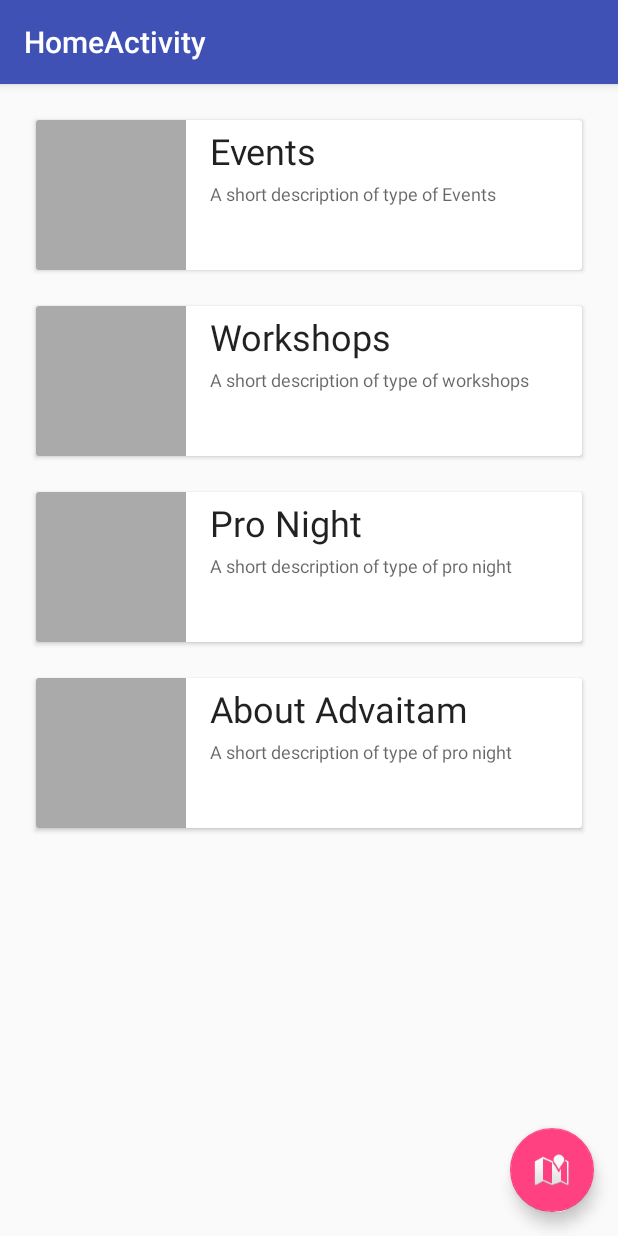
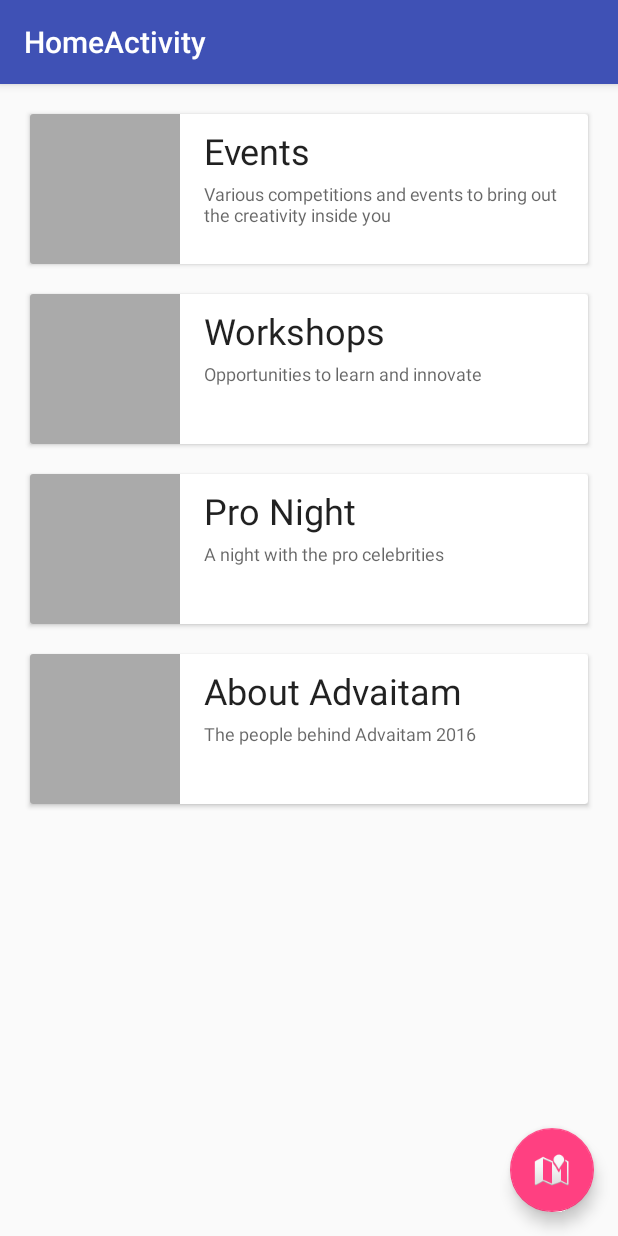
Before and after one commit to anandbibek/Advaitam-2016, an Android app: the screen it shows after launch (HomeActivity), on a phone screen of 412 x 824 dp. Run offline under Robolectric (Android 15) with nearby library versions, the phone set to English and light mode, and no system bars.

Commit message:
Diff load urls for diff categories

```diff
--- a/app/src/main/java/in/ac/nita/advaitam/HomeActivity.java
+++ b/app/src/main/java/in/ac/nita/advaitam/HomeActivity.java
@@ -27,7 +27,16 @@ public class HomeActivity extends AppCompatActivity {
         });
     }
 
-    public void nextPage(View view){
+    public void openEvents(View view){
+        startActivity(new Intent(this, ListActivity.class).putExtra("URL",MyConstants.eventsUrl));
+    }
+    public void openWorkshops(View view){
+        startActivity(new Intent(this, ListActivity.class).putExtra("URL",MyConstants.workshopsUrl));
+    }
+    public void openProNight(View view){
+        startActivity(new Intent(this, ListActivity.class));
+    }
+    public void openAbouts(View view){
         startActivity(new Intent(this, ListActivity.class));
     }
 
--- a/app/src/main/java/in/ac/nita/advaitam/ListActivity.java
+++ b/app/src/main/java/in/ac/nita/advaitam/ListActivity.java
@@ -50,25 +50,8 @@ public class ListActivity extends AppCompatActivity {
 
     }
 
-//    private void insertDummyData() {
-//        FeedItem f1 = new FeedItem();
-//        f1.title = "Event one heading";
-//        f1.thumbnail = "http://developer.android.com/images/cards/android-wear_2x.png";
-//        feedItems.add(f1);
-//
-//        FeedItem f2 = new FeedItem();
-//        f2.title = "Event two heading";
-//        f2.thumbnail = "http://developer.android.com/images/cards/android-tv_2x.png";
-//        feedItems.add(f2);
-//
-//        FeedItem f3 = new FeedItem();
-//        f3.title = "Event three heading";
-//        f3.thumbnail = "http://developer.android.com/images/cards/android-auto_2x.png";
-//        feedItems.add(f3);
-//    }
-
     private void loadData(){
-        String url = MyConstants.eventsUrl;
+        String url = getIntent().getStringExtra("URL");
         StringRequest request = new StringRequest(url,
                 new Response.Listener<String>() {
                     @Override
--- a/app/src/main/java/in/ac/nita/advaitam/MyConstants.java
+++ b/app/src/main/java/in/ac/nita/advaitam/MyConstants.java
@@ -6,5 +6,5 @@ package in.ac.nita.advaitam;
 public class MyConstants {
 
     public static final String eventsUrl = "https://raw.githubusercontent.com/anirbanbhowmik94/Advaitam-2016/master/events.txt";
-
+    public static final String workshopsUrl = "https://raw.githubusercontent.com/anirbanbhowmik94/Advaitam-2016/master/workshops.txt";
 }
--- a/app/src/main/res/layout/content_home.xml
+++ b/app/src/main/res/layout/content_home.xml
@@ -14,7 +14,7 @@
         android:layout_width="match_parent"
         android:layout_height="wrap_content"
         android:layout_margin="@dimen/activity_horizontal_margin"
-        android:onClick="nextPage">
+        android:onClick="openEvents">
 
         <RelativeLayout
             android:layout_width="match_parent"
@@ -32,7 +32,7 @@
                 android:layout_toRightOf="@+id/img1"
                 android:layout_width="wrap_content"
                 android:layout_height="wrap_content"
-                android:layout_marginTop="4dp"
+                android:layout_marginTop="8dp"
                 android:textAppearance="@style/TextAppearance.AppCompat.Headline"
                 android:text="Events"/>
             <TextView
@@ -43,7 +43,7 @@
                 android:layout_height="wrap_content"
                 android:layout_marginTop="4dp"
                 android:textAppearance="@style/TextAppearance.AppCompat.Caption"
-                android:text="A short description of type of Events"/>
+                android:text="Various competitions and events to bring out the creativity inside you"/>
 
         </RelativeLayout>
 
@@ -53,7 +53,7 @@
         android:layout_width="match_parent"
         android:layout_height="wrap_content"
         android:layout_margin="@dimen/activity_horizontal_margin"
-        android:onClick="nextPage">
+        android:onClick="openWorkshops">
 
         <RelativeLayout
             android:layout_width="match_parent"
@@ -71,7 +71,7 @@
                 android:layout_toRightOf="@+id/img2"
                 android:layout_width="wrap_content"
                 android:layout_height="wrap_content"
-                android:layout_marginTop="4dp"
+                android:layout_marginTop="8dp"
                 android:textAppearance="@style/TextAppearance.AppCompat.Headline"
                 android:text="Workshops"/>
             <TextView
@@ -82,7 +82,7 @@
                 android:layout_height="wrap_content"
                 android:layout_marginTop="4dp"
                 android:textAppearance="@style/TextAppearance.AppCompat.Caption"
-                android:text="A short description of type of workshops"/>
+                android:text="Opportunities to learn and innovate"/>
 
         </RelativeLayout>
 
@@ -92,7 +92,7 @@
         android:layout_width="match_parent"
         android:layout_height="wrap_content"
         android:layout_margin="@dimen/activity_horizontal_margin"
-        android:onClick="nextPage">
+        android:onClick="openProNight">
 
         <RelativeLayout
             android:layout_width="match_parent"
@@ -110,7 +110,7 @@
                 android:layout_toRightOf="@+id/img3"
                 android:layout_width="wrap_content"
                 android:layout_height="wrap_content"
-                android:layout_marginTop="4dp"
+                android:layout_marginTop="8dp"
                 android:textAppearance="@style/TextAppearance.AppCompat.Headline"
                 android:text="Pro Night"/>
             <TextView
@@ -121,7 +121,7 @@
                 android:layout_height="wrap_content"
                 android:layout_marginTop="4dp"
                 android:textAppearance="@style/TextAppearance.AppCompat.Caption"
-                android:text="A short description of type of pro night"/>
+                android:text="A night with the pro celebrities"/>
 
         </RelativeLayout>
 
@@ -131,7 +131,7 @@
         android:layout_width="match_parent"
         android:layout_height="wrap_content"
         android:layout_margin="@dimen/activity_horizontal_margin"
-        android:onClick="nextPage">
+        android:onClick="openAbouts">
 
         <RelativeLayout
             android:layout_width="match_parent"
@@ -149,7 +149,7 @@
                 android:layout_toRightOf="@+id/img4"
                 android:layout_width="wrap_content"
                 android:layout_height="wrap_content"
-                android:layout_marginTop="4dp"
+                android:layout_marginTop="8dp"
                 android:textAppearance="@style/TextAppearance.AppCompat.Headline"
                 android:text="About Advaitam"/>
             <TextView
@@ -160,7 +160,7 @@
                 android:layout_height="wrap_content"
                 android:layout_marginTop="4dp"
                 android:textAppearance="@style/TextAppearance.AppCompat.Caption"
-                android:text="A short description of type of pro night"/>
+                android:text="The people behind Advaitam 2016"/>
 
         </RelativeLayout>
 
--- a/app/src/main/res/values/dimens.xml
+++ b/app/src/main/res/values/dimens.xml
@@ -1,7 +1,7 @@
 <resources>
     <!-- Default screen margins, per the Android Design guidelines. -->
-    <dimen name="activity_horizontal_margin">12dp</dimen>
-    <dimen name="activity_vertical_margin">12dp</dimen>
+    <dimen name="activity_horizontal_margin">10dp</dimen>
+    <dimen name="activity_vertical_margin">10dp</dimen>
     <dimen name="fab_margin">16dp</dimen>
     <dimen name="card_margin">12dp</dimen>
 
```
